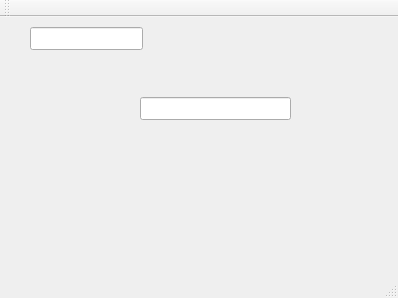
This is mainwindow.ui in sigsergv/qt-shortcutedit as Qt 5 draws it before an edit. The edited form follows.
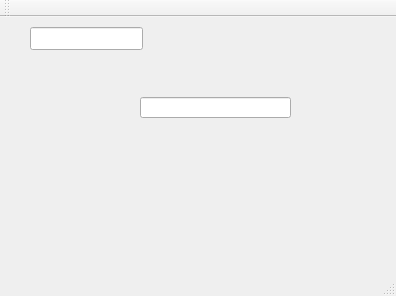
This is the edited form. Custom widgets are drawn as their Qt base class.

Diff of the .ui file:
```diff
--- a/mainwindow.ui
+++ b/mainwindow.ui
@@ -6,8 +6,8 @@
    <rect>
     <x>0</x>
     <y>0</y>
-    <width>398</width>
-    <height>298</height>
+    <width>396</width>
+    <height>296</height>
    </rect>
   </property>
   <property name="windowTitle">
@@ -30,7 +30,7 @@
       <x>140</x>
       <y>80</y>
       <width>151</width>
-      <height>23</height>
+      <height>21</height>
      </rect>
     </property>
    </widget>
```
Left out of the diff: 3 changed lines with no effect on the pictures.
